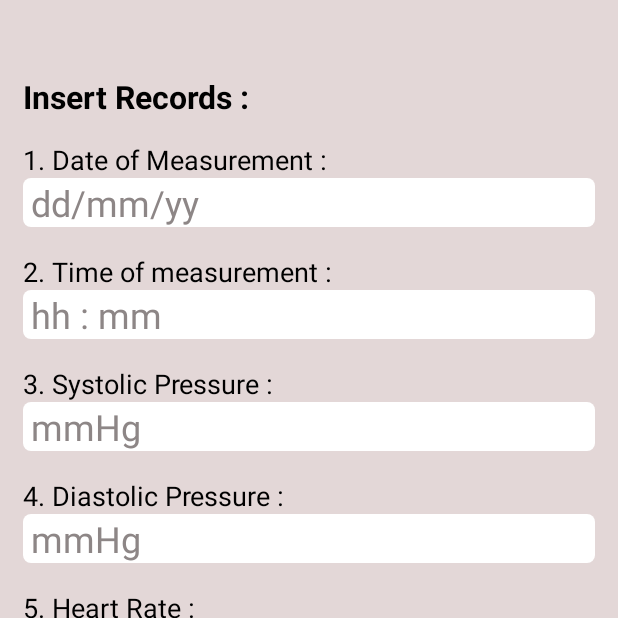
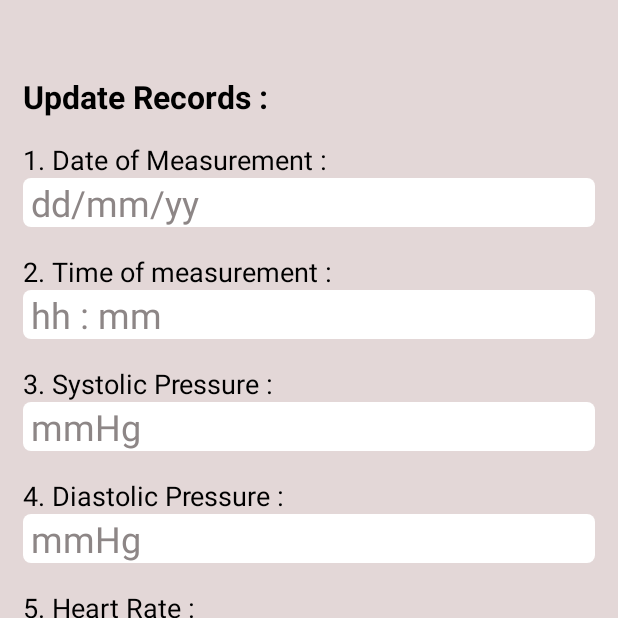
Before and after one commit to rafi-am7/Cardiac-Recorder, an Android app: the UpdateActivity screen opened directly, with no data from a screen before it, on a phone screen of 412 x 824 dp, the top half of it. Run offline under Robolectric (Android 15) with nearby library versions, the phone set to English and light mode, and no system bars; 7 statements that could not run were skipped.

Commit message:
added constraints for data inputs in data and time field. Also removed date and time picker

```diff
--- a/app/src/main/res/layout/activity_update.xml
+++ b/app/src/main/res/layout/activity_update.xml
@@ -16,7 +16,7 @@
             android:layout_marginStart="15dp"
             android:layout_marginEnd="15dp"
             android:layout_marginTop="50dp"
-            android:text="Insert Records :"
+            android:text="Update Records :"
             android:textColor="@color/black"
             android:textSize="21sp"
             app:layout_constraintStart_toStartOf="parent"
@@ -47,11 +47,7 @@
             android:textColor="@color/black"
             android:textSize="24sp"
             app:layout_constraintStart_toStartOf="@+id/header"
-            app:layout_constraintTop_toBottomOf="@+id/date"
-            android:clickable="true"
-            android:cursorVisible="false"
-            android:focusable="true"
-            android:focusableInTouchMode="false"/>
+            app:layout_constraintTop_toBottomOf="@+id/date" />
 
         <TextView
             android:id="@+id/time"
@@ -78,11 +74,7 @@
             android:textColor="@color/black"
             android:textSize="24sp"
             app:layout_constraintStart_toStartOf="@+id/header"
-            app:layout_constraintTop_toBottomOf="@+id/time"
-            android:clickable="true"
-            android:cursorVisible="false"
-            android:focusable="true"
-            android:focusableInTouchMode="false"/>
+            app:layout_constraintTop_toBottomOf="@+id/time" />
 
         <TextView
             android:id="@+id/systolic"
```
Also changed, not shown: app/src/main/java/com/example/cardiacrecorder/AddActivity.java (+21 -4 lines), app/src/main/java/com/example/cardiacrecorder/UpdateActivity.java (+22 -4 lines), app/src/main/res/layout/activity_add.xml (+2 -10 lines).
